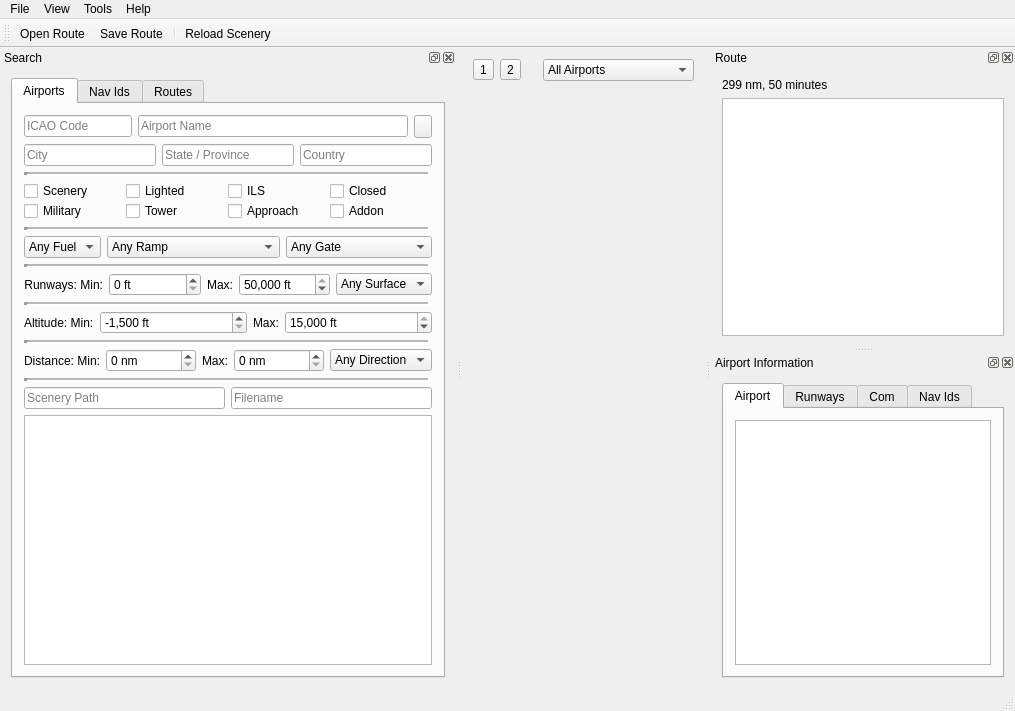
Old version of the form src/gui/mainwindow.ui in the repository albar965/littlenavmap.
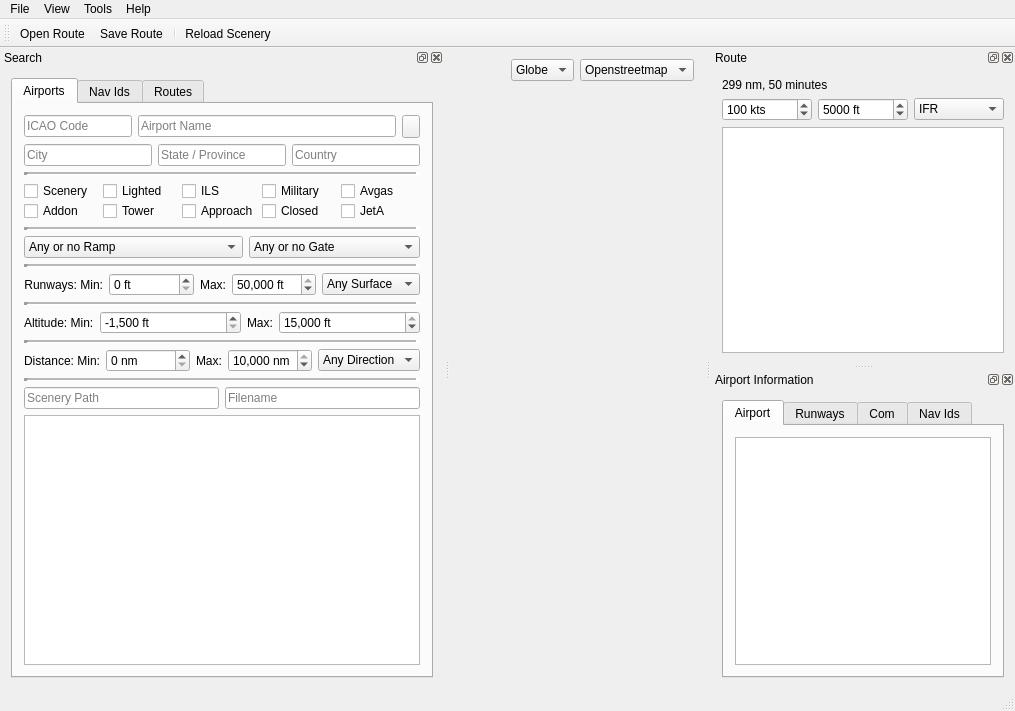
New version of the form. Icons and pictures are not drawn.

Commit message: Finalized all airport search options except distance.

The edit to the form file:
```diff
--- a/src/gui/mainwindow.ui
+++ b/src/gui/mainwindow.ui
@@ -17,20 +17,6 @@
    <layout class="QVBoxLayout" name="verticalLayout_10">
     <item>
      <layout class="QHBoxLayout" name="horizontalLayoutMap">
-      <item>
-       <widget class="QToolButton" name="toolButton">
-        <property name="text">
-         <string>1</string>
-        </property>
-       </widget>
-      </item>
-      <item>
-       <widget class="QToolButton" name="toolButton_2">
-        <property name="text">
-         <string>2</string>
-        </property>
-       </widget>
-      </item>
       <item>
        <spacer name="horizontalSpacer">
         <property name="orientation">
@@ -44,16 +30,30 @@
         </property>
        </spacer>
       </item>
+      <item>
+       <widget class="QComboBox" name="comboBox_2">
+        <item>
+         <property name="text">
+          <string>Globe</string>
+         </property>
+        </item>
+        <item>
+         <property name="text">
+          <string>Flat</string>
+         </property>
+        </item>
+       </widget>
+      </item>
       <item>
        <widget class="QComboBox" name="comboBox">
         <item>
          <property name="text">
-          <string>All Airports</string>
+          <string>Openstreetmap</string>
          </property>
         </item>
         <item>
          <property name="text">
-          <string>Only Selected Airports</string>
+          <string>Blue Marble</string>
          </property>
         </item>
        </widget>
@@ -269,20 +269,20 @@
              <property name="spacing">
               <number>0</number>
              </property>
-             <item row="0" column="3">
-              <widget class="QCheckBox" name="checkBoxAirportClosedSearch">
+             <item row="1" column="1">
+              <widget class="QCheckBox" name="checkBoxAirportLightSearch">
                <property name="text">
-                <string>Closed</string>
+                <string>Lighted</string>
                </property>
                <property name="tristate">
                 <bool>true</bool>
                </property>
               </widget>
              </item>
-             <item row="1" column="3">
-              <widget class="QCheckBox" name="checkBoxAirportAddonSearch">
+             <item row="1" column="4">
+              <widget class="QCheckBox" name="checkBoxAirportAvgasSearch">
                <property name="text">
-                <string>Addon</string>
+                <string>Avgas</string>
                </property>
                <property name="tristate">
                 <bool>true</bool>
@@ -290,16 +290,6 @@
               </widget>
              </item>
              <item row="1" column="2">
-              <widget class="QCheckBox" name="checkBoxAirportApprSearch">
-               <property name="text">
-                <string>Approach</string>
-               </property>
-               <property name="tristate">
-                <bool>true</bool>
-               </property>
-              </widget>
-             </item>
-             <item row="0" column="2">
               <widget class="QCheckBox" name="checkBoxAirportIlsSearch">
                <property name="text">
                 <string>ILS</string>
@@ -309,7 +299,7 @@
                </property>
               </widget>
              </item>
-             <item row="0" column="0">
+             <item row="1" column="0">
               <widget class="QCheckBox" name="checkBoxAirportScenerySearch">
                <property name="text">
                 <string>Scenery</string>
@@ -322,17 +312,17 @@
                </property>
               </widget>
              </item>
-             <item row="0" column="1">
-              <widget class="QCheckBox" name="checkBoxAirportLightSearch">
+             <item row="2" column="0">
+              <widget class="QCheckBox" name="checkBoxAirportAddonSearch">
                <property name="text">
-                <string>Lighted</string>
+                <string>Addon</string>
                </property>
                <property name="tristate">
                 <bool>true</bool>
                </property>
               </widget>
              </item>
-             <item row="1" column="1">
+             <item row="2" column="1">
               <widget class="QCheckBox" name="checkBoxAirportTowerSearch">
                <property name="text">
                 <string>Tower</string>
@@ -342,7 +332,17 @@
                </property>
               </widget>
              </item>
-             <item row="1" column="0">
+             <item row="2" column="2">
+              <widget class="QCheckBox" name="checkBoxAirportApprSearch">
+               <property name="text">
+                <string>Approach</string>
+               </property>
+               <property name="tristate">
+                <bool>true</bool>
+               </property>
+              </widget>
+             </item>
+             <item row="1" column="3">
               <widget class="QCheckBox" name="checkBoxAirportMilSearch">
                <property name="text">
                 <string>Military</string>
@@ -352,6 +352,26 @@
                </property>
               </widget>
              </item>
+             <item row="2" column="3">
+              <widget class="QCheckBox" name="checkBoxAirportClosedSearch">
+               <property name="text">
+                <string>Closed</string>
+               </property>
+               <property name="tristate">
+                <bool>true</bool>
+               </property>
+              </widget>
+             </item>
+             <item row="2" column="4">
+              <widget class="QCheckBox" name="checkBoxAirportJetASearch">
+               <property name="text">
+                <string>JetA</string>
+               </property>
+               <property name="tristate">
+                <bool>true</bool>
+               </property>
+              </widget>
+             </item>
             </layout>
            </item>
            <item>
@@ -369,30 +389,14 @@
            </item>
            <item>
             <layout class="QHBoxLayout" name="horizontalLayoutAirportFuelParkSearch">
-             <item>
-              <widget class="QComboBox" name="comboBoxAirportFuelSearch">
-               <item>
-                <property name="text">
-                 <string>Any Fuel</string>
-                </property>
-               </item>
-               <item>
-                <property name="text">
-                 <string>Avgas</string>
-                </property>
-               </item>
-               <item>
-                <property name="text">
-                 <string>Jet A</string>
-                </property>
-               </item>
-              </widget>
-             </item>
+             <property name="spacing">
+              <number>6</number>
+             </property>
              <item>
               <widget class="QComboBox" name="comboBoxAirportRampSearch">
                <item>
                 <property name="text">
-                 <string>Any Ramp</string>
+                 <string>Any or no Ramp</string>
                 </property>
                </item>
                <item>
@@ -412,17 +416,17 @@
                </item>
                <item>
                 <property name="text">
-                 <string>Ramp Cargo</string>
+                 <string>At least one Ramp Cargo</string>
                 </property>
                </item>
                <item>
                 <property name="text">
-                 <string>Ramp Military Cargo</string>
+                 <string>At least one Ramp Military Cargo</string>
                 </property>
                </item>
                <item>
                 <property name="text">
-                 <string>Ramp Military Combat</string>
+                 <string>At least one Ramp Military Combat</string>
                 </property>
                </item>
               </widget>
@@ -431,7 +435,7 @@
               <widget class="QComboBox" name="comboBoxAirportGateSearch">
                <item>
                 <property name="text">
-                 <string>Any Gate</string>
+                 <string>Any or no Gate</string>
                 </property>
                </item>
                <item>
@@ -468,6 +472,9 @@
            </item>
            <item>
             <layout class="QHBoxLayout" name="horizontalLayoutAirportRunwaySearch">
+             <property name="spacing">
+              <number>6</number>
+             </property>
              <item>
               <widget class="QLabel" name="labelAirportRunwayMinSearch">
                <property name="sizePolicy">
@@ -518,6 +525,9 @@
              </item>
              <item>
               <widget class="QSpinBox" name="spinBoxAirportRunwaysMaxSearch">
+               <property name="specialValueText">
+                <string>All</string>
+               </property>
                <property name="showGroupSeparator" stdset="0">
                 <bool>true</bool>
                </property>
@@ -536,7 +546,7 @@
               </widget>
              </item>
              <item>
-              <widget class="QComboBox" name="comboBoxAirporSurfaceSearch">
+              <widget class="QComboBox" name="comboBoxAirportSurfaceSearch">
                <item>
                 <property name="text">
                  <string>Any Surface</string>
@@ -544,32 +554,32 @@
                </item>
                <item>
                 <property name="text">
-                 <string>Hard</string>
+                 <string>Any in Hard</string>
                 </property>
                </item>
                <item>
                 <property name="text">
-                 <string>Soft</string>
+                 <string>Any is Soft</string>
                 </property>
                </item>
                <item>
                 <property name="text">
-                 <string>Water</string>
+                 <string>Any is Water</string>
                 </property>
                </item>
                <item>
                 <property name="text">
-                 <string>Only Hard</string>
+                 <string>All Hard</string>
                 </property>
                </item>
                <item>
                 <property name="text">
-                 <string>Only Soft</string>
+                 <string>All Soft</string>
                 </property>
                </item>
                <item>
                 <property name="text">
-                 <string>Only Water</string>
+                 <string>All Water</string>
                 </property>
                </item>
               </widget>
@@ -591,6 +601,9 @@
            </item>
            <item>
             <layout class="QHBoxLayout" name="horizontalLayoutAirportAltitudeSearch">
+             <property name="spacing">
+              <number>6</number>
+             </property>
              <property name="topMargin">
               <number>0</number>
              </property>
@@ -625,7 +638,7 @@
                 <number>20000</number>
                </property>
                <property name="singleStep">
-                <number>10</number>
+                <number>100</number>
                </property>
                <property name="value">
                 <number>-1500</number>
@@ -660,7 +673,7 @@
                 <number>15000</number>
                </property>
                <property name="singleStep">
-                <number>10</number>
+                <number>100</number>
                </property>
                <property name="value">
                 <number>15000</number>
@@ -687,6 +700,9 @@
            </item>
            <item>
             <layout class="QHBoxLayout" name="horizontalLayoutAirportDistanceSearch">
+             <property name="spacing">
+              <number>6</number>
+             </property>
              <property name="topMargin">
               <number>0</number>
              </property>
@@ -718,7 +734,7 @@
                 <number>20000</number>
                </property>
                <property name="singleStep">
-                <number>10</number>
+                <number>100</number>
                </property>
               </widget>
              </item>
@@ -744,10 +760,13 @@
                 <string> nm</string>
                </property>
                <property name="maximum">
-                <number>20000</number>
+                <number>10000</number>
                </property>
                <property name="singleStep">
-                <number>10</number>
+                <number>100</number>
+               </property>
+               <property name="value">
+                <number>10000</number>
                </property>
               </widget>
              </item>
@@ -800,6 +819,9 @@
            </item>
            <item>
             <layout class="QHBoxLayout" name="horizontalLayoutAirportScenerySearch">
+             <property name="spacing">
+              <number>6</number>
+             </property>
              <item>
               <widget class="QLineEdit" name="lineEditAirportScenerySearch">
                <property name="placeholderText">
@@ -921,6 +943,65 @@
        </property>
       </widget>
      </item>
+     <item>
+      <layout class="QHBoxLayout" name="horizontalLayout">
+       <property name="topMargin">
+        <number>0</number>
+       </property>
+       <property name="rightMargin">
+        <number>0</number>
+       </property>
+       <item>
+        <widget class="QSpinBox" name="spinBox">
+         <property name="suffix">
+          <string> kts</string>
+         </property>
+         <property name="minimum">
+          <number>30</number>
+         </property>
+         <property name="maximum">
+          <number>1000</number>
+         </property>
+         <property name="value">
+          <number>100</number>
+         </property>
+        </widget>
+       </item>
+       <item>
+        <widget class="QSpinBox" name="spinBox_2">
+         <property name="suffix">
+          <string> ft</string>
+         </property>
+         <property name="minimum">
+          <number>500</number>
+         </property>
+         <property name="maximum">
+          <number>60000</number>
+         </property>
+         <property name="singleStep">
+          <number>500</number>
+         </property>
+         <property name="value">
+          <number>5000</number>
+         </property>
+        </widget>
+       </item>
+       <item>
+        <widget class="QComboBox" name="comboBox_3">
+         <item>
+          <property name="text">
+           <string>IFR</string>
+          </property>
+         </item>
+         <item>
+          <property name="text">
+           <string>VFR</string>
+          </property>
+         </item>
+        </widget>
+       </item>
+      </layout>
+     </item>
      <item>
       <widget class="QTableView" name="tableViewRoute"/>
      </item>
@@ -1211,7 +1292,7 @@
     <bool>true</bool>
    </property>
    <property name="text">
-    <string>Extended</string>
+    <string>Facilities</string>
    </property>
   </action>
   <action name="actionAirportSearchShowFuelParkOptions">
@@ -1222,7 +1303,10 @@
     <bool>true</bool>
    </property>
    <property name="text">
-    <string>Fuel and Parking</string>
+    <string>Parking</string>
+   </property>
+   <property name="toolTip">
+    <string>Parking</string>
    </property>
   </action>
   <action name="actionAirportSearchShowRunwayOptions">
```
The commit also changes 17 other files.
